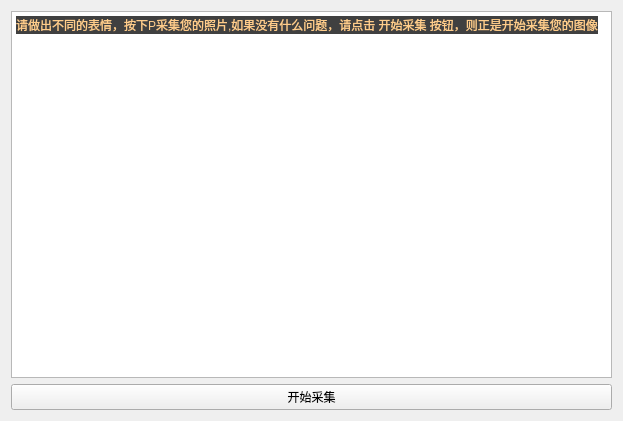
This is FaceRecognition/takephoto.ui in mangzhongGit/FaceRecognition as Qt 5 draws it before an edit. The edited form follows.
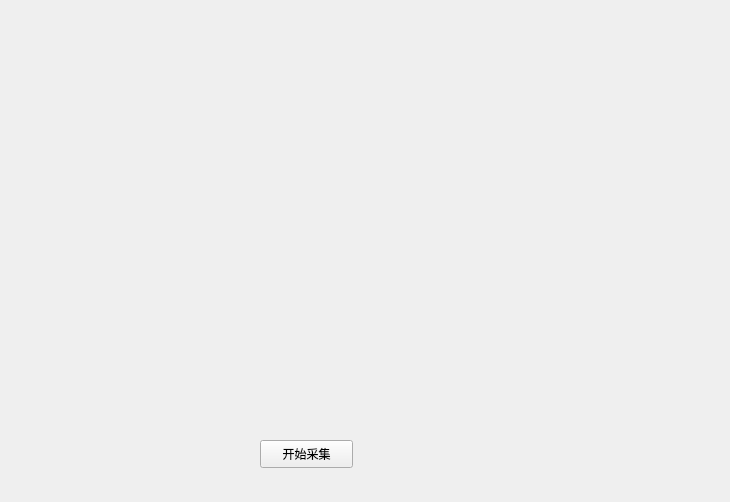
This is the edited form.

```diff
--- a/FaceRecognition/takephoto.ui
+++ b/FaceRecognition/takephoto.ui
@@ -6,33 +6,26 @@
    <rect>
     <x>0</x>
     <y>0</y>
-    <width>623</width>
-    <height>421</height>
+    <width>730</width>
+    <height>502</height>
    </rect>
   </property>
   <property name="windowTitle">
    <string>Form</string>
   </property>
-  <layout class="QVBoxLayout" name="verticalLayout">
-   <item>
-    <widget class="QTextBrowser" name="textBrowser">
-     <property name="html">
-      <string>&lt;!DOCTYPE HTML PUBLIC &quot;-//W3C//DTD HTML 4.0//EN&quot; &quot;http://www.w3.org/TR/REC-html40/strict.dtd&quot;&gt;
-&lt;html&gt;&lt;head&gt;&lt;meta name=&quot;qrichtext&quot; content=&quot;1&quot; /&gt;&lt;style type=&quot;text/css&quot;&gt;
-p, li { white-space: pre-wrap; }
-&lt;/style&gt;&lt;/head&gt;&lt;body style=&quot; font-family:'SimSun'; font-size:9pt; font-weight:400; font-style:normal;&quot;&gt;
-&lt;p style=&quot; margin-top:0px; margin-bottom:0px; margin-left:0px; margin-right:0px; -qt-block-indent:0; text-indent:0px;&quot;&gt;&lt;span style=&quot; color:#ffcd8b; background-color:#404040;&quot;&gt;请做出不同的表情，按下P采集您的照片,如果没有什么问题，请点击 开始采集 按钮，则正是开始采集您的图像&lt;/span&gt;&lt;/p&gt;&lt;/body&gt;&lt;/html&gt;</string>
-     </property>
-    </widget>
-   </item>
-   <item>
     <widget class="QPushButton" name="pushButton">
+   <property name="geometry">
+    <rect>
+     <x>260</x>
+     <y>440</y>
+     <width>93</width>
+     <height>28</height>
+    </rect>
+   </property>
      <property name="text">
       <string>开始采集</string>
      </property>
     </widget>
-   </item>
-  </layout>
  </widget>
  <resources/>
  <connections/>
```
Lines whose indentation alone changed are shown as unchanged.
